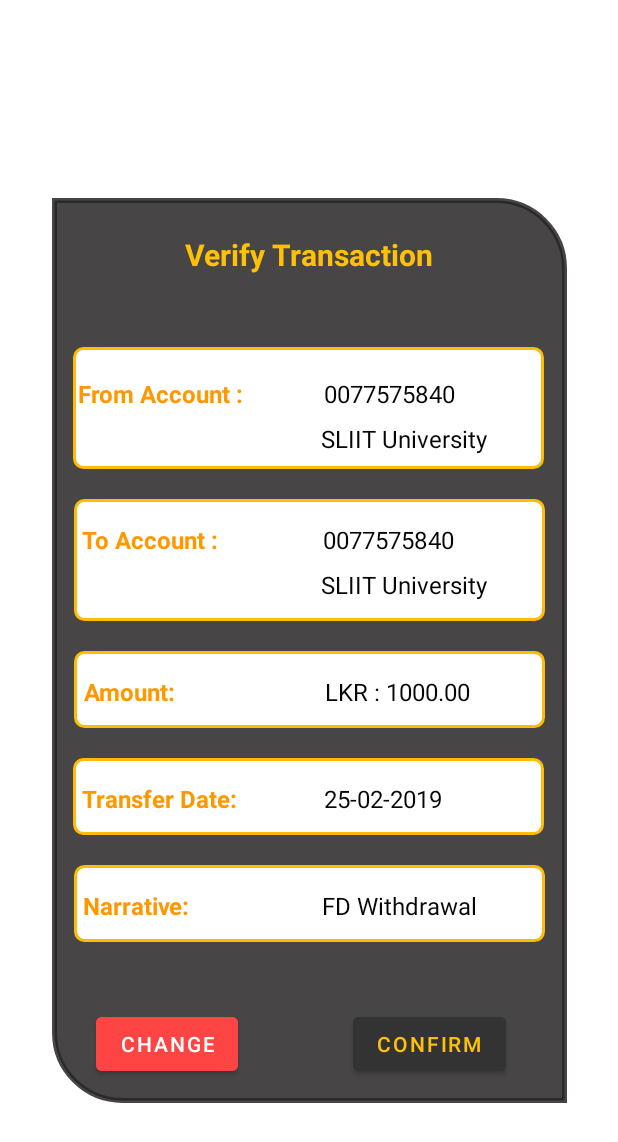
After one commit to cawizca/BOC_Android, an Android app: the VerifyTransfer screen opened directly, with no data from a screen before it, on a phone screen of 412 x 824 dp. The commit adds this screen. Shown: the top 1142 px of the screen. Run offline under Robolectric (Android 15) with nearby library versions, the phone set to English and light mode, and no system bars.

Commit message:
Monet transfer UI initialized

```diff
--- a/app/src/main/AndroidManifest.xml
+++ b/app/src/main/AndroidManifest.xml
@@ -9,6 +9,12 @@
         android:roundIcon="@mipmap/ic_launcher_round"
         android:supportsRtl="true"
         android:theme="@style/Theme.BOCAndroid">
+        <activity
+            android:name=".IT19207100.MoneyTransfer.VerifyTransfer"
+            android:exported="true" />
+        <activity
+            android:name=".IT19207100.MoneyTransfer.TransferForm"
+            android:exported="true" />
         <activity
             android:name=".IT19210520.SecurityQuesions"
             android:exported="true" />
--- /dev/null
+++ b/app/src/main/java/com/futuregen/bocandroid/IT19207100/MoneyTransfer/VerifyTransfer.java
@@ -0,0 +1,18 @@
+package com.futuregen.bocandroid.IT19207100.MoneyTransfer;
+
+import androidx.appcompat.app.AppCompatActivity;
+
+import android.os.Bundle;
+
+import com.futuregen.bocandroid.R;
+
+public class VerifyTransfer extends AppCompatActivity {
+
+    @Override
+    protected void onCreate(Bundle savedInstanceState) {
+        super.onCreate(savedInstanceState);
+        setContentView(R.layout.activity_verify_transfer);
+
+
+    }
+}
--- /dev/null
+++ b/app/src/main/res/drawable-v24/confirmcard.xml
@@ -0,0 +1,17 @@
+<?xml version="1.0" encoding="utf-8"?>
+<shape xmlns:android="http://schemas.android.com/apk/res/android"
+
+    >
+
+    <stroke
+        android:color="@color/primary_yellow"
+        android:width="2dp"
+        >
+
+    </stroke>
+    <solid android:color="#FFFFFF" />
+
+
+
+    <corners android:radius="6dp" />
+</shape>
--- /dev/null
+++ b/app/src/main/res/layout/activity_verify_transfer.xml
@@ -0,0 +1,291 @@
+<?xml version="1.0" encoding="utf-8"?>
+<androidx.constraintlayout.widget.ConstraintLayout xmlns:android="http://schemas.android.com/apk/res/android"
+    xmlns:app="http://schemas.android.com/apk/res-auto"
+    xmlns:tools="http://schemas.android.com/tools"
+    android:layout_width="match_parent"
+    android:layout_height="match_parent"
+    tools:context=".IT19207100.MoneyTransfer.VerifyTransfer">
+
+    <!--    <ImageView-->
+    <!--        android:id="@+id/imageViewt"-->
+    <!--        android:layout_width="match_parent"-->
+    <!--        android:layout_height="match_parent"-->
+    <!--        android:alpha="0.7"-->
+    <!--        android:background="@drawable/backg"-->
+
+    <!--        android:minHeight="750dp"-->
+    <!--        app:layout_constraintBottom_toBottomOf="parent"-->
+    <!--        app:layout_constraintEnd_toEndOf="parent"-->
+    <!--        app:layout_constraintHorizontal_bias="0.555"-->
+    <!--        app:layout_constraintStart_toStartOf="parent"-->
+    <!--        app:layout_constraintTop_toTopOf="parent"-->
+    <!--        app:layout_constraintVertical_bias="0.47"></ImageView>-->
+
+    <View
+        android:id="@+id/viewt"
+        android:layout_width="343dp"
+        android:layout_height="603dp"
+        android:layout_marginTop="132dp"
+        android:alpha="0.9"
+        android:background="@drawable/budgetcard"
+        android:backgroundTint="#D80E0B0B"
+        app:layout_constraintEnd_toEndOf="parent"
+        app:layout_constraintStart_toStartOf="parent"
+        app:layout_constraintTop_toTopOf="parent" />
+
+    <TextView
+        android:id="@+id/textView24"
+        android:layout_width="wrap_content"
+        android:layout_height="wrap_content"
+        android:layout_marginTop="24dp"
+        android:text="Verify Transaction"
+        android:textColor="#FFC107"
+        android:textSize="20sp"
+        android:textStyle="bold"
+        app:layout_constraintEnd_toEndOf="parent"
+        app:layout_constraintStart_toStartOf="parent"
+        app:layout_constraintTop_toTopOf="@+id/viewt" />
+
+    <View
+        android:id="@+id/view7"
+        android:layout_width="314dp"
+        android:layout_height="81dp"
+        android:layout_marginTop="48dp"
+
+        android:background="@drawable/confirmcard"
+        android:backgroundTintMode="screen"
+        app:layout_constraintEnd_toEndOf="parent"
+        app:layout_constraintHorizontal_bias="0.494"
+        app:layout_constraintStart_toStartOf="parent"
+        app:layout_constraintTop_toBottomOf="@+id/textView24" />
+
+    <View
+        android:id="@+id/view13"
+        android:layout_width="314dp"
+        android:layout_height="81dp"
+        android:layout_marginTop="20dp"
+
+        android:background="@drawable/confirmcard"
+        app:layout_constraintEnd_toEndOf="parent"
+        app:layout_constraintHorizontal_bias="0.505"
+        app:layout_constraintStart_toStartOf="parent"
+        app:layout_constraintTop_toBottomOf="@+id/view7" />
+
+    <View
+        android:id="@+id/view14"
+        android:layout_width="314dp"
+        android:layout_height="51dp"
+        android:layout_marginTop="20dp"
+
+        android:background="@drawable/confirmcard"
+        app:layout_constraintEnd_toEndOf="parent"
+        app:layout_constraintStart_toStartOf="parent"
+        app:layout_constraintTop_toBottomOf="@+id/view13" />
+
+    <View
+        android:id="@+id/view17"
+        android:layout_width="314dp"
+        android:layout_height="51dp"
+
+        android:layout_marginTop="20dp"
+        android:background="@drawable/confirmcard"
+        app:layout_constraintEnd_toEndOf="parent"
+        app:layout_constraintHorizontal_bias="0.494"
+        app:layout_constraintStart_toStartOf="parent"
+        app:layout_constraintTop_toBottomOf="@+id/view14" />
+
+    <View
+        android:id="@+id/view18"
+        android:layout_width="314dp"
+        android:layout_height="51dp"
+        android:layout_marginTop="20dp"
+
+        android:background="@drawable/confirmcard"
+        app:layout_constraintEnd_toEndOf="parent"
+        app:layout_constraintHorizontal_bias="0.505"
+        app:layout_constraintStart_toStartOf="parent"
+        app:layout_constraintTop_toBottomOf="@+id/view17" />
+
+    <Button
+        android:id="@+id/button2"
+        android:layout_width="wrap_content"
+        android:layout_height="wrap_content"
+        android:layout_marginStart="64dp"
+        android:backgroundTint="@android:color/holo_red_light"
+        android:text="Change"
+        android:textColor="#FFFFFF"
+        app:layout_constraintBaseline_toBaselineOf="@+id/button3"
+        app:layout_constraintStart_toStartOf="parent" />
+
+    <Button
+        android:id="@+id/button3"
+        android:layout_width="wrap_content"
+        android:layout_height="wrap_content"
+        android:layout_marginTop="44dp"
+        android:backgroundTint="@color/dark_background"
+        android:text="Confirm"
+        android:textColor="#FFC107"
+        app:layout_constraintEnd_toEndOf="parent"
+        app:layout_constraintHorizontal_bias="0.506"
+        app:layout_constraintStart_toEndOf="@+id/button2"
+        app:layout_constraintTop_toBottomOf="@+id/view18" />
+
+    <TextView
+        android:id="@+id/textView25"
+        android:layout_width="wrap_content"
+        android:layout_height="wrap_content"
+        android:layout_marginStart="52dp"
+        android:layout_marginTop="20dp"
+        android:text="From Account :"
+        android:textColor="#FF9800"
+        android:textSize="16sp"
+        android:textStyle="bold"
+        app:layout_constraintStart_toStartOf="parent"
+        app:layout_constraintTop_toTopOf="@+id/view7" />
+
+    <TextView
+        android:id="@+id/textView27"
+        android:layout_width="wrap_content"
+        android:layout_height="wrap_content"
+        android:layout_marginTop="16dp"
+        android:text="Amount:"
+        android:textColor="#FF9800"
+        android:textSize="16sp"
+        android:textStyle="bold"
+        app:layout_constraintEnd_toEndOf="parent"
+        app:layout_constraintHorizontal_bias="0.159"
+        app:layout_constraintStart_toStartOf="parent"
+        app:layout_constraintTop_toTopOf="@+id/view14" />
+
+    <TextView
+        android:id="@+id/textView28"
+        android:layout_width="wrap_content"
+        android:layout_height="wrap_content"
+        android:layout_marginTop="16dp"
+        android:text="Transfer Date:"
+        android:textColor="#FF9800"
+        android:textSize="16sp"
+        android:textStyle="bold"
+        app:layout_constraintEnd_toEndOf="parent"
+        app:layout_constraintHorizontal_bias="0.177"
+        app:layout_constraintStart_toStartOf="parent"
+        app:layout_constraintTop_toTopOf="@+id/view17" />
+
+    <TextView
+        android:id="@+id/textView29"
+        android:layout_width="wrap_content"
+        android:layout_height="wrap_content"
+        android:layout_marginTop="16dp"
+        android:text="Narrative:"
+        android:textColor="#FF9800"
+        android:textSize="16sp"
+        android:textStyle="bold"
+        app:layout_constraintEnd_toEndOf="parent"
+        app:layout_constraintHorizontal_bias="0.163"
+        app:layout_constraintStart_toStartOf="parent"
+        app:layout_constraintTop_toTopOf="@+id/view18" />
+
+    <TextView
+        android:id="@+id/textView26"
+        android:layout_width="wrap_content"
+        android:layout_height="wrap_content"
+        android:layout_marginTop="16dp"
+        android:text="To Account :"
+        android:textColor="#FF9800"
+        android:textSize="16sp"
+        android:textStyle="bold"
+        app:layout_constraintEnd_toEndOf="@+id/view13"
+        app:layout_constraintHorizontal_bias="0.2"
+        app:layout_constraintStart_toStartOf="parent"
+        app:layout_constraintTop_toTopOf="@+id/view13" />
+
+    <TextView
+        android:id="@+id/textView30"
+        android:layout_width="wrap_content"
+        android:layout_height="wrap_content"
+        android:layout_marginTop="20dp"
+        android:text="0077575840"
+        android:textColor="#070606"
+        android:textSize="16sp"
+        app:layout_constraintEnd_toEndOf="@+id/view7"
+        app:layout_constraintHorizontal_bias="0.473"
+        app:layout_constraintStart_toEndOf="@+id/textView25"
+        app:layout_constraintTop_toTopOf="@+id/view7" />
+
+    <TextView
+        android:id="@+id/textView33"
+        android:layout_width="wrap_content"
+        android:layout_height="wrap_content"
+        android:layout_marginTop="16dp"
+        android:text="0077575840"
+        android:textColor="#070606"
+        android:textSize="16sp"
+        app:layout_constraintEnd_toEndOf="parent"
+        app:layout_constraintHorizontal_bias="0.389"
+        app:layout_constraintStart_toEndOf="@+id/textView26"
+        app:layout_constraintTop_toTopOf="@+id/view13" />
+
+    <TextView
+        android:id="@+id/textView35"
+        android:layout_width="wrap_content"
+        android:layout_height="wrap_content"
+        android:layout_marginTop="16dp"
+        android:text="LKR : 1000.00"
+        android:textColor="#070606"
+        android:textSize="16sp"
+        app:layout_constraintEnd_toEndOf="parent"
+        app:layout_constraintStart_toEndOf="@+id/textView27"
+        app:layout_constraintTop_toTopOf="@+id/view14" />
+
+    <TextView
+        android:id="@+id/textView36"
+        android:layout_width="wrap_content"
+        android:layout_height="wrap_content"
+        android:layout_marginTop="16dp"
+        android:text="25-02-2019"
+        android:textColor="#070606"
+        android:textSize="16sp"
+        app:layout_constraintEnd_toEndOf="parent"
+        app:layout_constraintHorizontal_bias="0.331"
+        app:layout_constraintStart_toEndOf="@+id/textView28"
+        app:layout_constraintTop_toTopOf="@+id/view17" />
+
+    <TextView
+        android:id="@+id/textView37"
+        android:layout_width="wrap_content"
+        android:layout_height="wrap_content"
+        android:layout_marginTop="16dp"
+        android:text="FD Withdrawal"
+        android:textColor="#070606"
+        android:textSize="16sp"
+        app:layout_constraintEnd_toEndOf="parent"
+        app:layout_constraintHorizontal_bias="0.483"
+        app:layout_constraintStart_toEndOf="@+id/textView29"
+        app:layout_constraintTop_toTopOf="@+id/view18" />
+
+    <TextView
+        android:id="@+id/textView31"
+        android:layout_width="wrap_content"
+        android:layout_height="wrap_content"
+        android:layout_marginTop="8dp"
+        android:text="SLIIT University"
+        android:textColor="#070606"
+        android:textSize="16sp"
+        app:layout_constraintEnd_toEndOf="@+id/view7"
+        app:layout_constraintHorizontal_bias="0.575"
+        app:layout_constraintStart_toEndOf="@+id/textView25"
+        app:layout_constraintTop_toBottomOf="@+id/textView30" />
+
+    <TextView
+        android:id="@+id/textView34"
+        android:layout_width="wrap_content"
+        android:layout_height="wrap_content"
+        android:layout_marginTop="8dp"
+        android:text="SLIIT University"
+        android:textColor="#070606"
+        android:textSize="16sp"
+        app:layout_constraintEnd_toEndOf="parent"
+        app:layout_constraintHorizontal_bias="0.442"
+        app:layout_constraintStart_toEndOf="@+id/textView26"
+        app:layout_constraintTop_toBottomOf="@+id/textView33" />
+</androidx.constraintlayout.widget.ConstraintLayout>
```
Also changed, not shown: app/src/main/java/com/futuregen/bocandroid/IT19207100/MoneyTransfer/TransferForm.java (added, +29 -0 lines), app/src/main/java/com/futuregen/bocandroid/Services/ServiceMenu.java (+13 -1 lines), app/src/main/res/layout/activity_transfer_form.xml (added, +253 -0 lines), app/src/main/res/values/strings.xml (+9 -0 lines).
